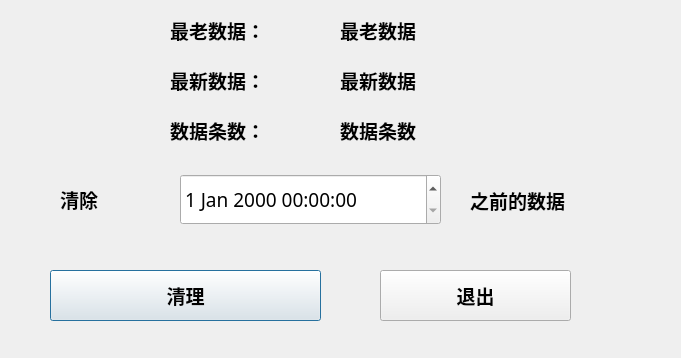
The window that dialogclearup.ui (byteman/bullet) describes before a commit, drawn with Qt 5.
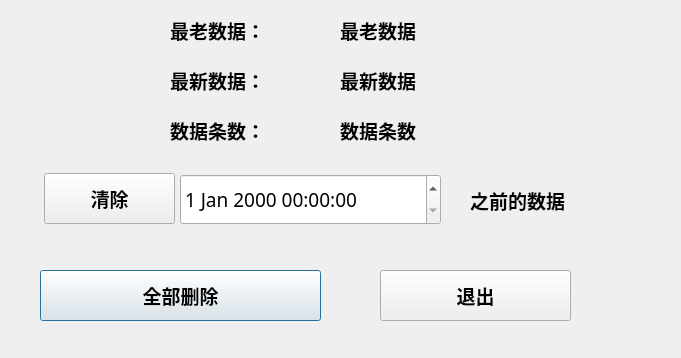
The same window after the commit.

```diff
--- a/dialogclearup.ui
+++ b/dialogclearup.ui
@@ -29,27 +29,6 @@
     </font>
    </property>
   </widget>
-  <widget class="QLabel" name="label">
-   <property name="geometry">
-    <rect>
-     <x>60</x>
-     <y>179</y>
-     <width>91</width>
-     <height>41</height>
-    </rect>
-   </property>
-   <property name="font">
-    <font>
-     <family>Arial</family>
-     <pointsize>14</pointsize>
-     <weight>75</weight>
-     <bold>true</bold>
-    </font>
-   </property>
-   <property name="text">
-    <string>清除</string>
-   </property>
-  </widget>
   <widget class="QLabel" name="label_2">
    <property name="geometry">
     <rect>
@@ -71,12 +50,12 @@
     <string>之前的数据</string>
    </property>
   </widget>
-  <widget class="QPushButton" name="btnClearUp">
+  <widget class="QPushButton" name="btnClearAll">
    <property name="geometry">
     <rect>
-     <x>50</x>
+     <x>40</x>
      <y>270</y>
-     <width>271</width>
+     <width>281</width>
      <height>51</height>
     </rect>
    </property>
@@ -89,7 +68,7 @@
     </font>
    </property>
    <property name="text">
-    <string>清理</string>
+    <string>全部删除</string>
    </property>
   </widget>
   <widget class="QPushButton" name="btnExit">
@@ -239,6 +218,27 @@
     <string>数据条数：</string>
    </property>
   </widget>
+  <widget class="QPushButton" name="btnClearUp">
+   <property name="geometry">
+    <rect>
+     <x>44</x>
+     <y>173</y>
+     <width>131</width>
+     <height>51</height>
+    </rect>
+   </property>
+   <property name="font">
+    <font>
+     <family>微软雅黑</family>
+     <pointsize>14</pointsize>
+     <weight>75</weight>
+     <bold>true</bold>
+    </font>
+   </property>
+   <property name="text">
+    <string>清除</string>
+   </property>
+  </widget>
  </widget>
  <resources/>
  <connections/>
```
